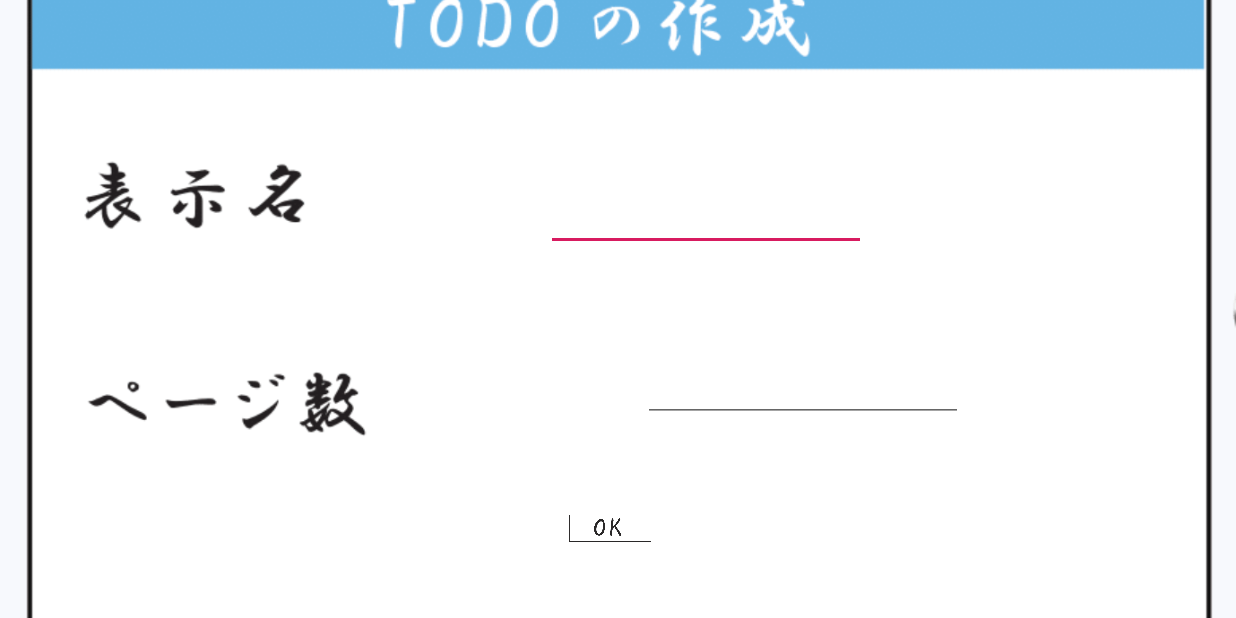
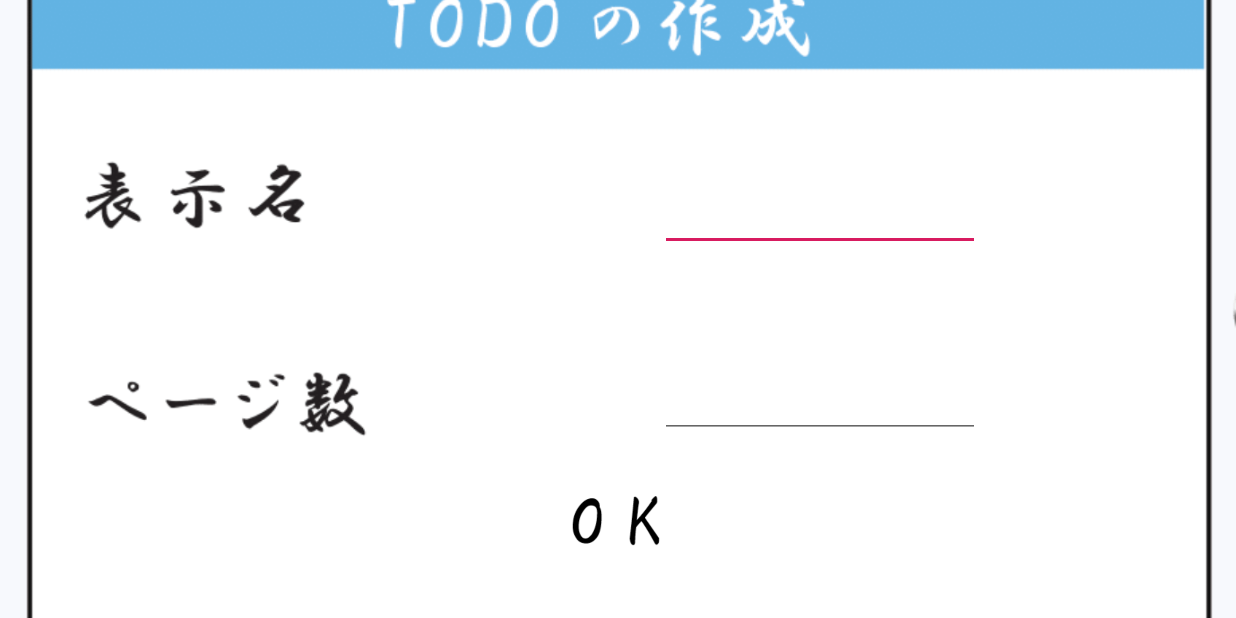
Before and after one commit to KOsyuki/Kakuben_AS, an Android app: the SakuseiActivity screen opened directly, with no data from a screen before it, on a phone screen of 824 x 412 dp (held sideways). Run offline under Robolectric (Android 15) with nearby library versions, the phone set to English and light mode, and no system bars.

```diff
--- a/app/src/main/java/com/example/kakuben/TODOlistActivity.kt
+++ b/app/src/main/java/com/example/kakuben/TODOlistActivity.kt
@@ -16,7 +16,7 @@ class TODOlistActivity : AppCompatActivity(), View.OnClickListener, OnTouchListe
         super.onCreate(savedInstanceState)
         setContentView(R.layout.activity_todolist)
 
-        findViewById<View>(R.id.task1).setOnClickListener(this)
+        findViewById<View>(R.id.plus).setOnClickListener(this)
         immersiveMode()
 
         // 作成画面からデータを受け取り表示する
--- a/app/src/main/res/layout/activity_sakusei.xml
+++ b/app/src/main/res/layout/activity_sakusei.xml
@@ -26,10 +26,11 @@
         android:id="@+id/name"
         android:layout_width="wrap_content"
         android:layout_height="wrap_content"
-        android:layout_marginStart="364dp"
         android:ems="10"
         android:inputType="textPersonName"
         app:layout_constraintBottom_toBottomOf="parent"
+        app:layout_constraintEnd_toEndOf="parent"
+        app:layout_constraintHorizontal_bias="0.72"
         app:layout_constraintStart_toStartOf="@+id/imageView"
         app:layout_constraintTop_toTopOf="@+id/imageView"
         app:layout_constraintVertical_bias="0.332" />
@@ -47,18 +48,19 @@
         app:layout_constraintStart_toStartOf="@+id/imageView"
         app:layout_constraintTop_toTopOf="parent"
         app:layout_constraintVertical_bias="0.927"
-        app:srcCompat="@drawable/okbtn" />
+        app:srcCompat="@drawable/ok_btn" />
 
     <EditText
         android:id="@+id/number"
         android:layout_width="wrap_content"
         android:layout_height="wrap_content"
-        android:layout_marginTop="236dp"
         android:ems="10"
         android:inputType="textPersonName"
+        app:layout_constraintBottom_toBottomOf="parent"
         app:layout_constraintEnd_toEndOf="@+id/imageView"
-        app:layout_constraintHorizontal_bias="0.702"
+        app:layout_constraintHorizontal_bias="0.72"
         app:layout_constraintStart_toStartOf="@+id/imageView"
-        app:layout_constraintTop_toTopOf="@+id/imageView" />
+        app:layout_constraintTop_toTopOf="@+id/imageView"
+        app:layout_constraintVertical_bias="0.673" />
 
 </androidx.constraintlayout.widget.ConstraintLayout>
```
Also changed, not shown: app/src/main/res/layout/activity_todolist.xml (+12 -0 lines), app/src/main/res/drawable-v24/ok_btn.png (added).
